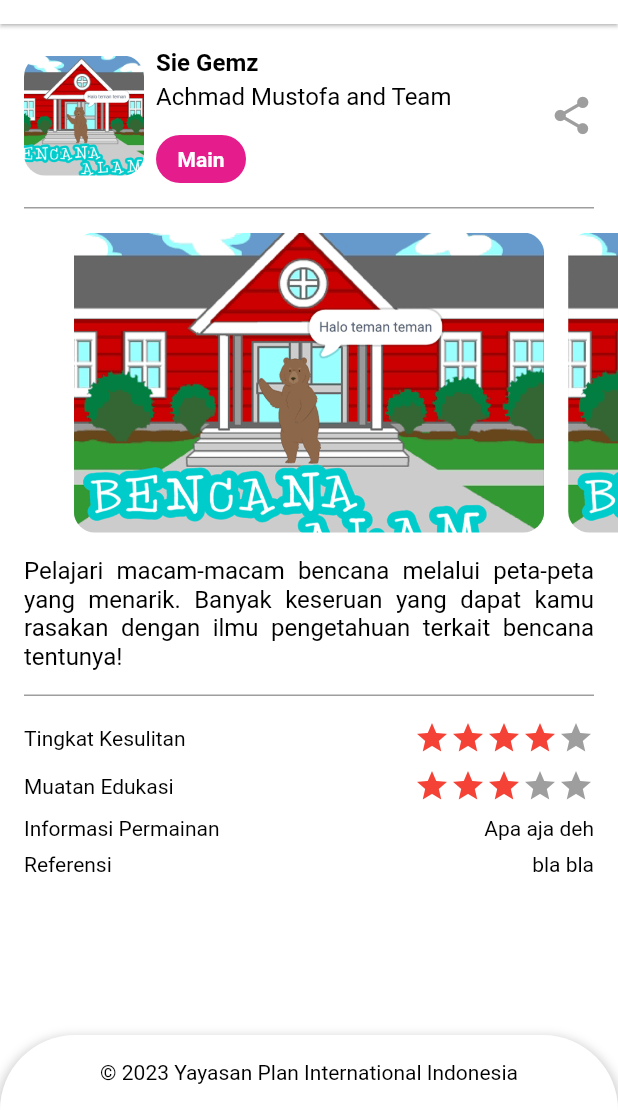
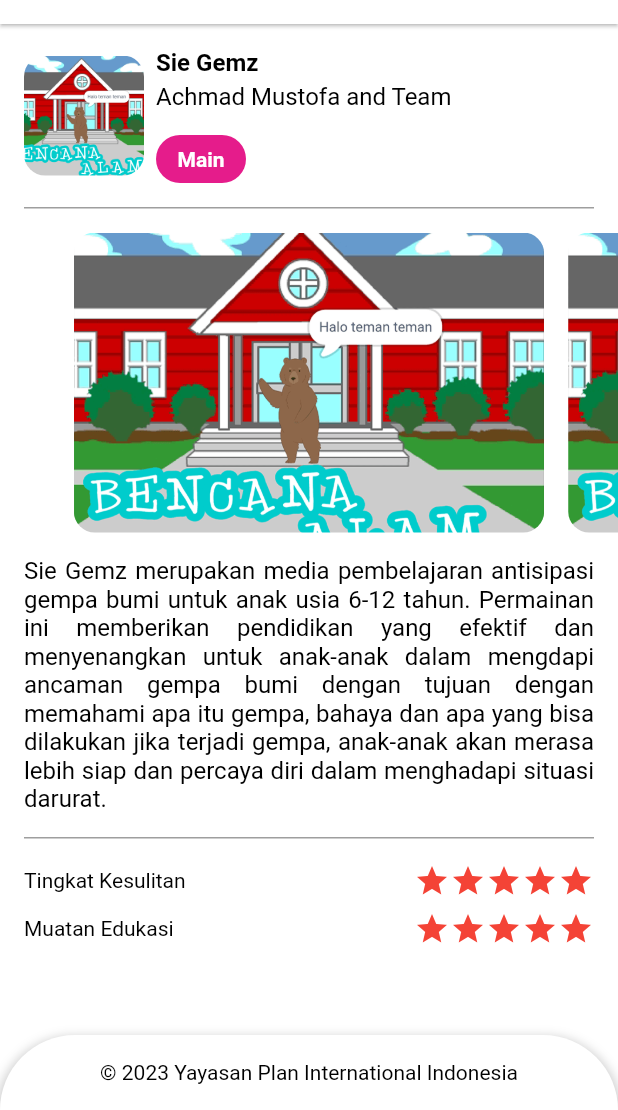
Before and after one commit to gofur/safe_school_game, a Flutter app: the GameDetail screen opened directly with sample values from the repository, on a phone screen of 412 x 824 dp, the part 126-1236 px from its top. Run offline on Flutter 3.47's test engine with Material 2 defaults, Android fonts, the phone set to English and light mode, and no system bars; drawn by our look-alikes of auto_size_text, flutter_rating_bar; our stand-ins replace connectivity_plus, rxdart, webview_flutter; Roboto replaces fonts that are missing (Monserrat).

Commit message:
Update: game data

```diff
--- a/lib/game_detail.dart
+++ b/lib/game_detail.dart
@@ -132,14 +132,6 @@
                                     ],
                                   ),
                                 ),
-                                const Align(
-                                  alignment: Alignment.bottomRight,
-                                  child: Icon(
-                                    Icons.share,
-                                    color: Colors.grey,
-                                    size: 30.0,
-                                  ),
-                                ),
                               ],
                             ),
                           ),
@@ -239,61 +231,6 @@
                             ),
                           ),
                           const SizedBox(
-                            height: 8.0,
-                          ),
-                          Padding(
-                            padding:
-                                const EdgeInsets.symmetric(horizontal: 16.0),
-                            child: Row(
-                              mainAxisAlignment: MainAxisAlignment.spaceBetween,
-                              children: [
-                                 const Text(
-                                  "Informasi Permainan",
-                                  maxLines: 1,
-                                  style: TextStyle(
-                                      color: Colors.black,
-                                      fontFamily: "Monserrat",
-                                      fontSize: 14.0),
-                                ),
-                                 Text(
-                                  widget.game.shortInformation,
-                                  maxLines: 1,
-                                  style: const TextStyle(
-                                      color: Colors.black,
-                                      fontFamily: "Monserrat",
-                                      fontSize: 14.0),
-                                ),
-                              ],
-                            ),
-                          ),
-                          const SizedBox(height: 8.0,),
-                          Padding(
-                            padding:
-                                const EdgeInsets.symmetric(horizontal: 16.0),
-                            child: Row(
-                              mainAxisAlignment: MainAxisAlignment.spaceBetween,
-                              children: [
-                                 const Text(
-                                  "Referensi",
-                                  maxLines: 1,
-                                  style: TextStyle(
-                                      color: Colors.black,
-                                      fontFamily: "Monserrat",
-                                      fontSize: 14.0),
-                                ),
-                                Text(
-                                  widget.game.reference,
-                                  maxLines: 1,
-                                  style: const TextStyle(
-                                      color: Colors.black,
-                                      fontFamily: "Monserrat",
-                                      fontSize: 14.0),
-                                ),
-                              ],
-                            ),
-                          ),
-
-                          const SizedBox(
                             height: 100,
                           )
                         ],
--- a/lib/models/game.dart
+++ b/lib/models/game.dart
@@ -7,8 +7,6 @@
   final String description;
   final double difficult;
   final double educationContent;
-  final String reference;
-  final String shortInformation;
   final List<GameImages> images;
 
   Game(
@@ -20,8 +18,6 @@
       required this.description,
       required this.difficult,
       required this.educationContent,
-      required this.reference,
-      required this.shortInformation,
       required this.images});
 }
 
--- a/lib/resources/app_games.dart
+++ b/lib/resources/app_games.dart
@@ -8,11 +8,9 @@
       image: "assets/images/kuki/kuki.png",
       author: "Achmad Mustofa and Team",
       description:
-          "Pelajari macam-macam bencana melalui peta-peta yang menarik. Banyak keseruan yang dapat kamu rasakan dengan ilmu pengetahuan terkait bencana tentunya!",
-      difficult: 4,
-      educationContent: 3,
-      shortInformation: "Apa aja deh",
-      reference: "bla bla",
+          "Sie Gemz merupakan media pembelajaran antisipasi gempa bumi untuk anak usia 6-12 tahun. Permainan ini memberikan pendidikan yang efektif dan menyenangkan untuk anak-anak dalam mengdapi ancaman gempa bumi dengan tujuan dengan memahami apa itu gempa, bahaya dan apa yang bisa dilakukan jika terjadi gempa, anak-anak akan merasa lebih siap dan percaya diri dalam menghadapi situasi darurat.",
+      difficult: 5,
+      educationContent: 5,
       images: [
         GameImages(images: "assets/images/kuki/kuki.png"),
         GameImages(images: "assets/images/kuki/kuki.png"),
@@ -20,15 +18,14 @@
       ]),
   Game(
       url: 'https://www.google.com',
-      title: "Belajar Mengenali Bencana",
+      title: "Diggo - Belajar Mengenali Bencana",
       icon: "assets/images/kuki/kuki.png",
       image: "assets/images/kuki/kuki.png",
-      author: "Muhammad Alfikri / Diggo Team",
-      description: "Permainan ini bertujuan untuk mengedukasi pemain dengan konsep belajar sambil bermain kuis edukasi. Dimana di dalam permainan ini terdapat gambaran tampulan, suara, penjelasan dan tindakan pada saat terjadi bencana.",
-      difficult: 3,
+      author: "Muhammad Alfikri",
+      description:
+          "Permainan ini bertujuan untuk mengedukasi pemain dengan konsep belajar sambil bermain kuis edukasi. Dimana di dalam permainan ini terdapat gambaran tampulan, suara, penjelasan dan tindakan pada saat terjadi bencana.",
+      difficult: 2.4,
       educationContent: 5,
-      shortInformation: "ok deh",
-      reference: "bla bla",
       images: [
         GameImages(images: "assets/images/kuki/kuki.png"),
         GameImages(images: "assets/images/kuki/kuki.png"),
@@ -36,15 +33,14 @@
       ]),
   Game(
       url: 'https://safeschoolgame.inahost.net/kuki/',
-      title: "Bencana Alam",
+      title: "Bencana Alam Bersama Kuki",
       icon: "assets/images/kuki/kuki.png",
       image: "assets/images/kuki/kuki.png",
       author: "Prasista Nasya Zerlinda",
-      description: "Pelajari macam-macam aja",
-      difficult: 1,
-      educationContent: 2.5,
-      shortInformation: "sip coy",
-      reference: "dasdmad",
+      description:
+          "Permainan edukasi Bencana Alam ini merupakan sarana untuk mengenalkan kewaspadaan bencana alam kepada anak usia dini. Selain itu permainan ini juga merupakan upaya pemanfaatan gadget secara maksimal untuk anak usia dini. ",
+      difficult: 2.5,
+      educationContent: 5,
       images: [
         GameImages(images: "assets/images/kuki/kuki.png"),
         GameImages(images: "assets/images/kuki/kuki.png"),
@@ -56,11 +52,10 @@
       icon: "assets/images/kuki/kuki.png",
       image: "assets/images/kuki/kuki.png",
       author: "Ahmad Mustofa",
-      description: "Pelajari macam-macam aja",
-      difficult: 1,
-      educationContent: 2.5,
-      shortInformation: "sip coy",
-      reference: "dasdmad",
+      description:
+          "Pandemi COVID-19 yang terjadi membuat semua orang untuk memulai kebiasaan baru, hal ini yang menjadi dasar dibuatnya permainan Pengenalan COVID-19. Melalui permainan dan lagu, anak-anak diharapkan bisa belajar serta merasa terhibur dengan permainan ini. Selain itu permainan ini sangat membantu untuk mengisi waktu luang dengan belajar. ",
+      difficult: 2.6,
+      educationContent: 3,
       images: [
         GameImages(images: "assets/images/kuki/kuki.png"),
         GameImages(images: "assets/images/kuki/kuki.png"),
@@ -68,15 +63,29 @@
       ]),
   Game(
       url: 'https://www.google.com',
-      title: "Flappy Pirate Wow",
+      title: "Flappy Pirate",
       icon: "assets/images/kuki/kuki.png",
       image: "assets/images/kuki/kuki.png",
       author: "Della Puspita Ramadhani",
-      description: "Pelajari macam-macam aja",
-      difficult: 1,
-      educationContent: 2.5,
-      shortInformation: "sip coy",
-      reference: "dasdmad",
+      description:
+          "Happy Pirate Wow adalah permainan yang mengandalkan ketangkasan dimana anak-anak diajak untuk bermain dengan menghindari ancaman yang akan dihadapi oleh pemain di dalam permainan. Dengan tujuan agar anak-anak belajar untuk mengenali bencana yang perlu mereka hindari. ",
+      difficult: 5,
+      educationContent: 2,
+      images: [
+        GameImages(images: "assets/images/kuki/kuki.png"),
+        GameImages(images: "assets/images/kuki/kuki.png"),
+        GameImages(images: "assets/images/kuki/kuki.png"),
+      ]),
+  Game(
+      url: 'https://www.google.com',
+      title: "Flying Chicken",
+      icon: "assets/images/kuki/kuki.png",
+      image: "assets/images/kuki/kuki.png",
+      author: "Dicky Fernando Sitepu",
+      description:
+          "Happy Pirate Wow adalah permainan yang mengandalkan ketangkasan dimana anak-anak diajak untuk bermain dengan menghindari ancaman yang akan dihadapi oleh pemain di dalam permainan. Dengan tujuan agar anak-anak belajar untuk mengenali bencana yang perlu mereka hindari. ",
+      difficult: 5,
+      educationContent: 3,
       images: [
         GameImages(images: "assets/images/kuki/kuki.png"),
         GameImages(images: "assets/images/kuki/kuki.png"),
```
